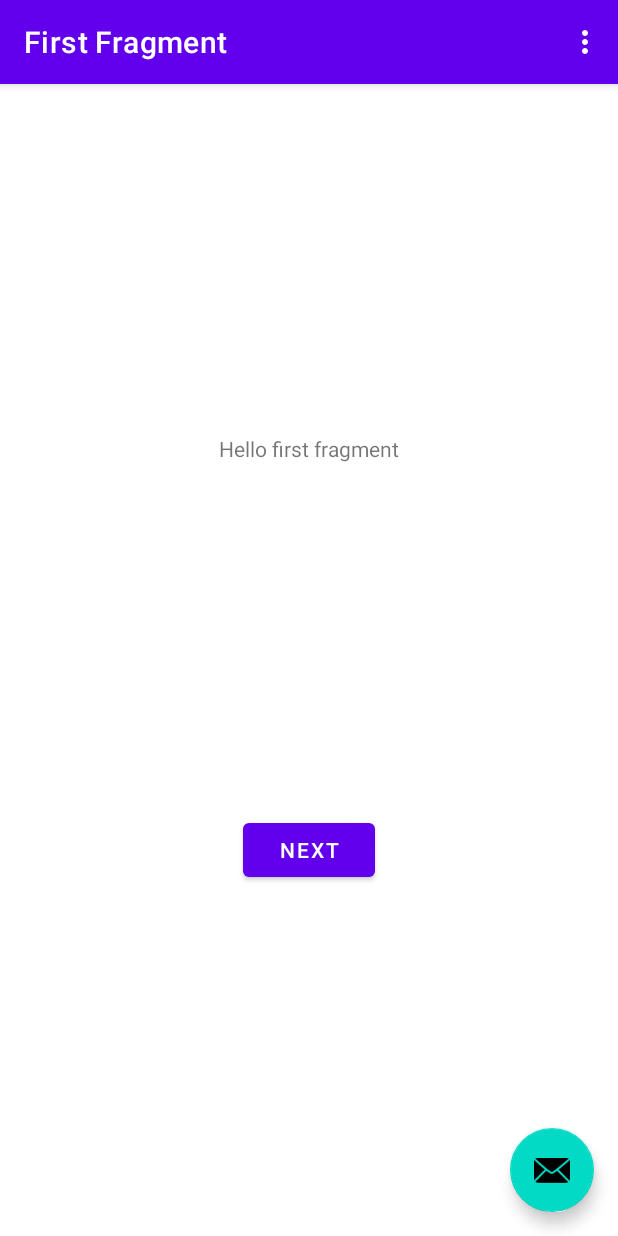
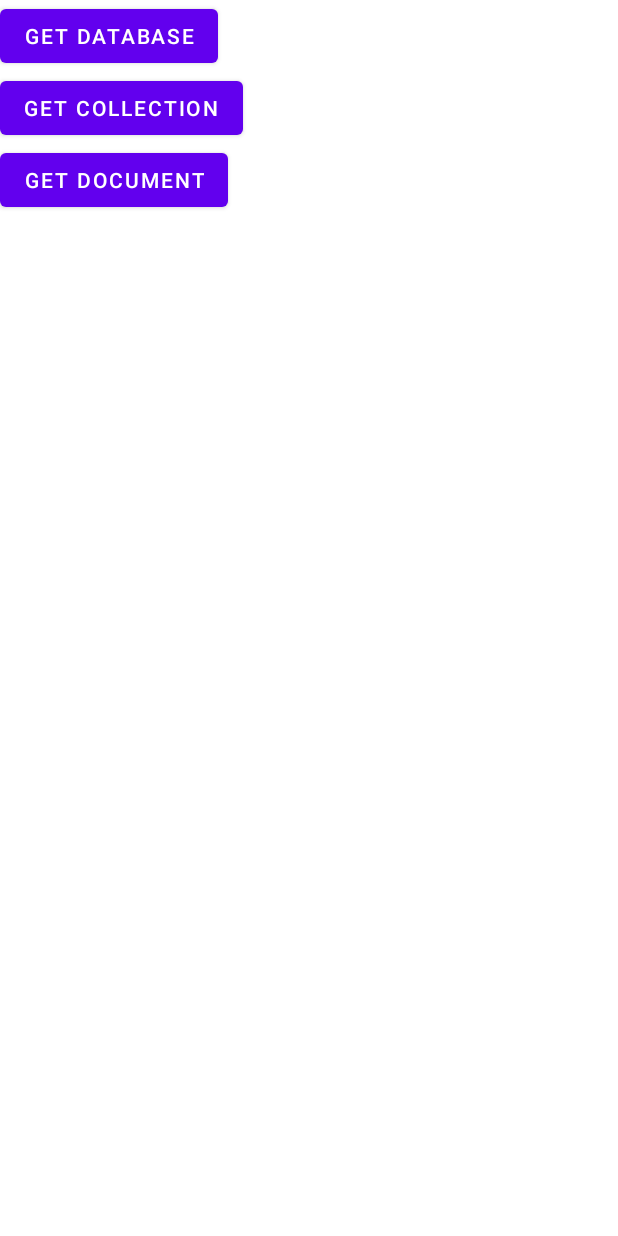
Before and after one commit to ashwanisingh8713/RouteMe, an Android app: the screen it shows after launch (MainActivity), on a phone screen of 412 x 824 dp. Run offline under Robolectric (Android 15) with nearby library versions, the phone set to English and light mode, and no system bars; our stand-ins replace RxJava, navigation-ui.

Commit message:
Second commit

```diff
--- a/app/src/main/AndroidManifest.xml
+++ b/app/src/main/AndroidManifest.xml
@@ -10,7 +10,8 @@
         android:label="@string/app_name"
         android:roundIcon="@mipmap/ic_launcher_round"
         android:supportsRtl="true"
-        android:theme="@style/Theme.RouteMe">
+        android:theme="@style/Theme.RouteMe"
+        android:networkSecurityConfig="@xml/network_security_config">
         <activity
             android:name=".MainActivity"
             android:exported="true"
--- a/app/src/main/java/com/route/apis/ServiceAPIs.java
+++ b/app/src/main/java/com/route/apis/ServiceAPIs.java
@@ -14,18 +14,21 @@ import retrofit2.http.Path;
 public interface ServiceAPIs {
 
     @GET("/dbs")
-    Observable<JsonElement> getAllDatabase(@Header("authorization") String authorization,
+    Observable<JsonElement> getAllDatabase(@Header("content-type") String accept,
+                            @Header("Authorization") String authorization,
                             @Header("x-ms-date") String date,
                             @Header("x-ms-version") String xms_version);
 
     @GET("/dbs/{database}/colls")
-    Call<JsonElement> getAllCollection(@Path("database") String database, @Header("authorization") String authorization,
+    Observable<JsonElement> getAllCollection(@Path("database") String database, @Header("content-type") String accept,
+                                             @Header("Authorization") String authorization,
                                        @Header("x-ms-date") String date,
                                        @Header("x-ms-version") String xms_version);
 
     @GET("/dbs/{database}/colls/{collection}/docs")
     Observable<RoutesData> getDocument(@Path("database") String database, @Path("collection") String collection,
-                                       @Header("authorization") String authorization,
+                                       @Header("content-type") String accept,
+                                       @Header("Authorization") String authorization,
                                        @Header("x-ms-date") String date,
                                        @Header("x-ms-version") String xms_version);
 
--- a/app/src/main/java/com/route/routeme/MainActivity.java
+++ b/app/src/main/java/com/route/routeme/MainActivity.java
@@ -20,12 +20,13 @@ import com.route.routeme.databinding.ActivityMainBinding;
 import android.view.Menu;
 import android.view.MenuItem;
 
+import io.reactivex.android.schedulers.AndroidSchedulers;
 import io.reactivex.disposables.CompositeDisposable;
 import io.reactivex.schedulers.Schedulers;
 
 public class MainActivity extends AppCompatActivity {
 
-    private static final String TAG = "Collection";
+    private static final String TAG = "GenAuth";
 
     private AppBarConfiguration appBarConfiguration;
     private ActivityMainBinding binding;
@@ -38,59 +39,33 @@ public class MainActivity extends AppCompatActivity {
         binding = ActivityMainBinding.inflate(getLayoutInflater());
         setContentView(binding.getRoot());
 
-        setSupportActionBar(binding.toolbar);
-
-        NavController navController = Navigation.findNavController(this, R.id.nav_host_fragment_content_main);
-        appBarConfiguration = new AppBarConfiguration.Builder(navController.getGraph()).build();
-        NavigationUI.setupActionBarWithNavController(this, navController, appBarConfiguration);
-
-        binding.fab.setOnClickListener(new View.OnClickListener() {
-            @Override
-            public void onClick(View view) {
-                Snackbar.make(view, "Replace with your own action", Snackbar.LENGTH_LONG)
-                        .setAction("Action", null).show();
-            }
+        binding.databaseBtn.setOnClickListener(view -> {
+            checkGetDatabase();
         });
 
-        checkGetDatabase();
+        binding.collectionBtn.setOnClickListener(view -> {
+            checkGetCollection();
+        });
+
+        binding.documentBtn.setOnClickListener(view -> {
+            checkGetDocument();
+        });
+
+
     }
 
-    @Override
-    public boolean onCreateOptionsMenu(Menu menu) {
-        // Inflate the menu; this adds items to the action bar if it is present.
-        getMenuInflater().inflate(R.menu.menu_main, menu);
-        return true;
-    }
 
-    @Override
-    public boolean onOptionsItemSelected(MenuItem item) {
-        // Handle action bar item clicks here. The action bar will
-        // automatically handle clicks on the Home/Up button, so long
-        // as you specify a parent activity in AndroidManifest.xml.
-        int id = item.getItemId();
-
-        //noinspection SimplifiableIfStatement
-        if (id == R.id.action_settings) {
-            return true;
-        }
-
-        return super.onOptionsItemSelected(item);
-    }
-
-    @Override
-    public boolean onSupportNavigateUp() {
-        NavController navController = Navigation.findNavController(this, R.id.nav_host_fragment_content_main);
-        return NavigationUI.navigateUp(navController, appBarConfiguration)
-                || super.onSupportNavigateUp();
-    }
 
     private void checkGetDocument() {
         mDisposable.add(ApiManager.getDocument()
                 .subscribeOn(Schedulers.io())
+                .observeOn(AndroidSchedulers.mainThread())
                 .subscribe(value->{
                     Log.i(TAG, value.toString());
+                    binding.resText.setText("Success Document :: "+value.toString());
                 }, throwable -> {
-                    Log.i(TAG, throwable.toString());
+                    Log.i(TAG, "ERROR Document :: "+throwable.toString());
+                    binding.resText.setText("ERROR Document :: "+throwable.toString());
                 }, () -> {
 
                 }));
@@ -99,10 +74,28 @@ public class MainActivity extends AppCompatActivity {
     private void checkGetDatabase() {
         mDisposable.add(ApiManager.getAllDatabase()
                 .subscribeOn(Schedulers.io())
+                .observeOn(AndroidSchedulers.mainThread())
                 .subscribe(value->{
                     Log.i(TAG, value.toString());
+                    binding.resText.setText("Success Database :: "+value.toString());
                 }, throwable -> {
-                    Log.i(TAG, throwable.toString());
+                    Log.i(TAG, "ERROR Database :: "+throwable.toString());
+                    binding.resText.setText("ERROR Database :: "+throwable.toString());
+                }, () -> {
+
+                }));
+    }
+
+    private void checkGetCollection() {
+        mDisposable.add(ApiManager.getAllCollection()
+                .subscribeOn(Schedulers.io())
+                .observeOn(AndroidSchedulers.mainThread())
+                .subscribe(value->{
+                    Log.i(TAG, value.toString());
+                    binding.resText.setText("Success Collection :: "+value.toString());
+                }, throwable -> {
+                    Log.i(TAG, "ERROR Collection :: "+throwable.toString());
+                    binding.resText.setText("ERROR Collection :: "+throwable.toString());
                 }, () -> {
 
                 }));
--- a/app/src/main/res/layout/activity_main.xml
+++ b/app/src/main/res/layout/activity_main.xml
@@ -1,34 +1,38 @@
 <?xml version="1.0" encoding="utf-8"?>
-<androidx.coordinatorlayout.widget.CoordinatorLayout xmlns:android="http://schemas.android.com/apk/res/android"
+<LinearLayout xmlns:android="http://schemas.android.com/apk/res/android"
     xmlns:app="http://schemas.android.com/apk/res-auto"
     xmlns:tools="http://schemas.android.com/tools"
     android:layout_width="match_parent"
     android:layout_height="match_parent"
+    android:orientation="vertical"
     tools:context=".MainActivity">
 
-    <com.google.android.material.appbar.AppBarLayout
-        android:layout_width="match_parent"
-        android:layout_height="wrap_content"
-        android:theme="@style/Theme.RouteMe.AppBarOverlay">
-
-        <androidx.appcompat.widget.Toolbar
-            android:id="@+id/toolbar"
-            android:layout_width="match_parent"
-            android:layout_height="?attr/actionBarSize"
-            android:background="?attr/colorPrimary"
-            app:popupTheme="@style/Theme.RouteMe.PopupOverlay" />
-
-    </com.google.android.material.appbar.AppBarLayout>
-
-    <include layout="@layout/content_main" />
-
-    <com.google.android.material.floatingactionbutton.FloatingActionButton
-        android:id="@+id/fab"
+    <Button
+        android:id="@+id/databaseBtn"
         android:layout_width="wrap_content"
         android:layout_height="wrap_content"
-        android:layout_gravity="bottom|end"
-        android:layout_marginEnd="@dimen/fab_margin"
-        android:layout_marginBottom="16dp"
-        app:srcCompat="@android:drawable/ic_dialog_email" />
+        android:text="Get Database"
+        />
 
-</androidx.coordinatorlayout.widget.CoordinatorLayout>
+    <Button
+        android:id="@+id/collectionBtn"
+        android:layout_width="wrap_content"
+        android:layout_height="wrap_content"
+        android:text="Get Collection"
+        />
+
+    <Button
+        android:id="@+id/documentBtn"
+        android:layout_width="wrap_content"
+        android:layout_height="wrap_content"
+        android:text="Get Document"
+        />
+
+    <TextView
+        android:id="@+id/resText"
+        android:layout_width="wrap_content"
+        android:layout_height="wrap_content"
+        android:textColor="@color/black"/>
+
+
+</LinearLayout>
```
Also changed, not shown: app/src/main/java/com/route/apis/ApiManager.java (+31 -5 lines), app/src/main/java/com/route/apis/ApiPathUtil.java (+198 -5 lines), app/src/main/res/xml/network_security_config.xml (added, +13 -0 lines), 1 other file.
